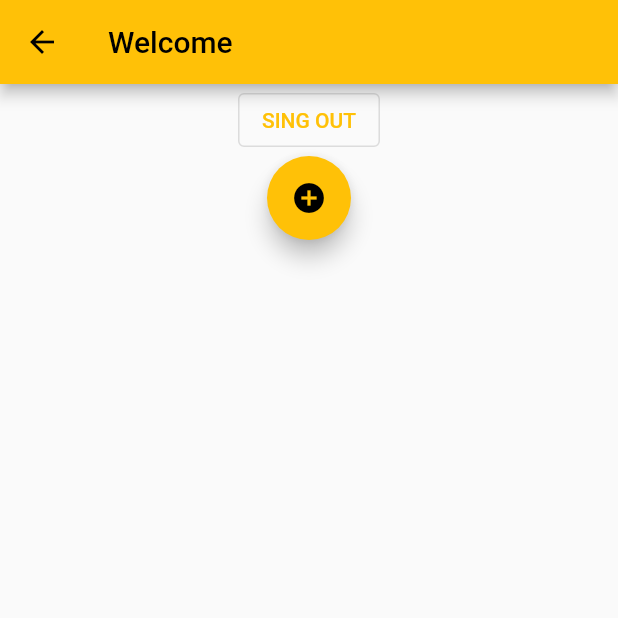
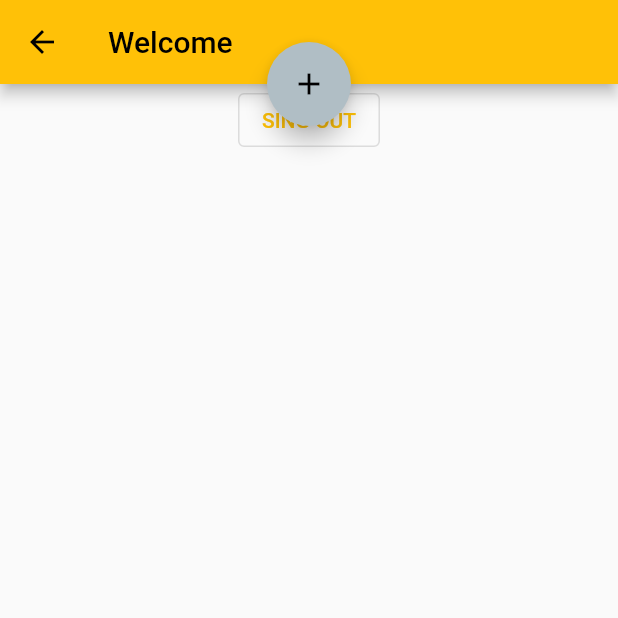
Before and after one commit to albrox9/albabrox_examen_2dam, a Flutter app: the HomeView screen opened by its route, on a phone screen of 412 x 824 dp, the top half of it. Run offline on Flutter 3.47's test engine with Material 2 defaults, Android fonts, the phone set to English and light mode, and no system bars; our stand-ins replace cloud_firestore, firebase_auth, firebase_core; accounts and stored records are empty.

Commit message:
Cambio la posicion del floattingButton para que se centre

```diff
--- a/lib/home_views/home_view.dart
+++ b/lib/home_views/home_view.dart
@@ -80,6 +80,7 @@ class _HomeViewState extends State<HomeView> {
                 }
             ),
 
+
             OutlinedButton( //Me desloguea de la aplicacion.
               onPressed: () {
                 AdminData().singOut(context);
@@ -87,14 +88,16 @@ class _HomeViewState extends State<HomeView> {
               },
               child: const Text("SING OUT"),
             ),
-            FloatingActionButton( //Añade un nuevo item llevandome a la pagina de registro del deporte.
-              onPressed: () {
-                Navigator.of(context).popAndPushNamed('/register_view_sport');
-              },
-              child: const Icon(Icons.add_circle),
-            ),
           ],
+        ),
       ),
+      floatingActionButtonLocation: FloatingActionButtonLocation.centerTop,
+      floatingActionButton: FloatingActionButton(//Añade un nuevo item llevandome a la pagina de registro del deporte.
+        onPressed: () {
+          Navigator.of(context).popAndPushNamed('/register_view_sport');
+        },
+        child: const Icon(Icons.add),
+        backgroundColor: Colors.blueGrey.shade200,
       ),
     );
   }
```
